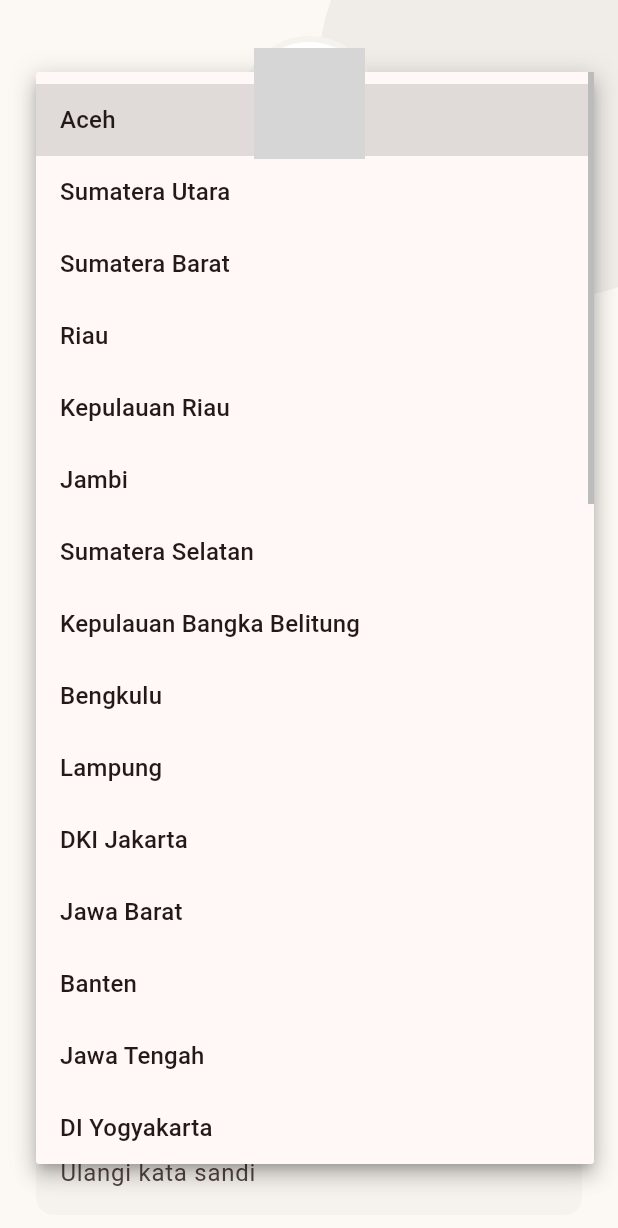
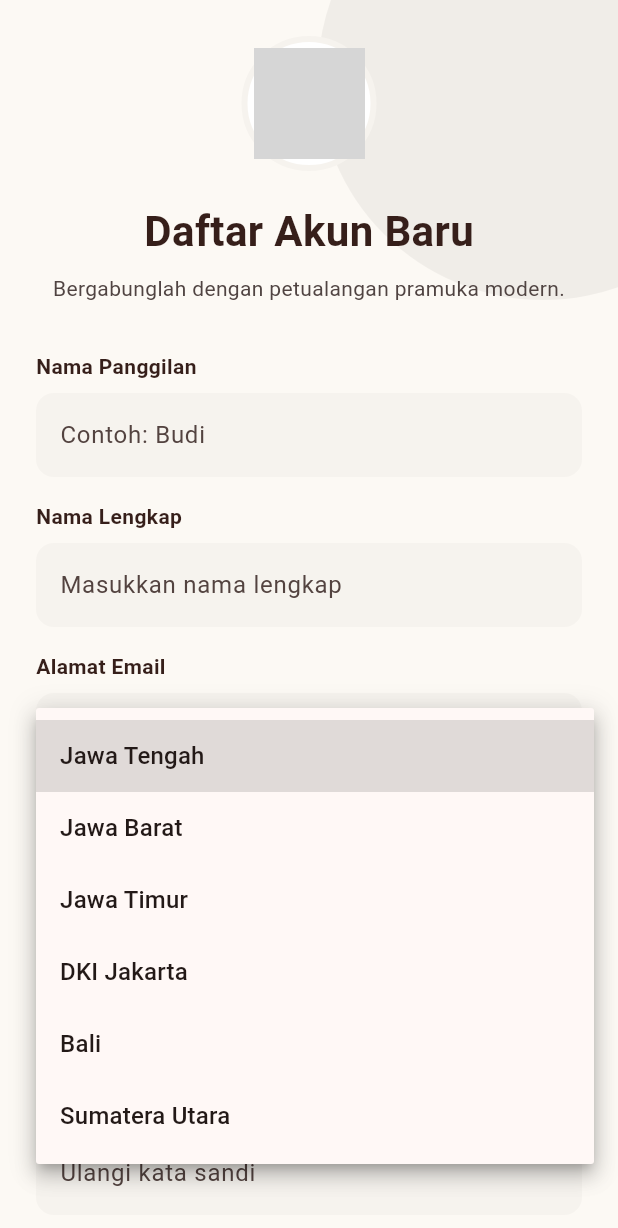
Before and after one commit to OhhMyScout/forntend_scoutity, a Flutter app: the RegisterView screen opened by its route, after a tap on "Pilih Provinsi", on a phone screen of 412 x 824 dp. Shown: the top 1228 px of the screen. Run offline on Flutter 3.47's test engine with Material 3 defaults, Android fonts, the phone set to English and light mode, and no system bars; our stand-ins replace get; network calls fail; Roboto replaces fonts that are missing (Poppins); grey boxes are pictures that could not be loaded.

Commit message:
integrasi login register dengan api backend

```diff
--- a/lib/app/modules/auth/register/controllers/register_controller.dart
+++ b/lib/app/modules/auth/register/controllers/register_controller.dart
@@ -1,78 +1,93 @@
-// lib/modules/register/register_controller.dart
+// lib/app/modules/auth/register/controllers/register_controller.dart
+import 'dart:convert';
 import 'package:flutter/material.dart';
 import 'package:get/get.dart';
-
+import 'package:http/http.dart' as http;
 import '../../../../routes/app_pages.dart';
 
 class RegisterController extends GetxController {
-  // TextEditingControllers
   final nicknameController = TextEditingController();
   final fullNameController = TextEditingController();
   final emailController = TextEditingController();
   final passwordController = TextEditingController();
   final confirmPasswordController = TextEditingController();
 
-  // Observables
   var selectedProvince = "".obs;
   var isPrivacyAccepted = false.obs;
-  var isPasswordVisible = false.obs;
+  var isLoading = false.obs; // Observable untuk loading state
 
-  final List<String> provinces = [
-    "Aceh",
-    "Sumatera Utara",
-    "Sumatera Barat",
-    "Riau",
-    "Kepulauan Riau",
-    "Jambi",
-    "Sumatera Selatan",
-    "Kepulauan Bangka Belitung",
-    "Bengkulu",
-    "Lampung",
-    "DKI Jakarta",
-    "Jawa Barat",
-    "Banten",
-    "Jawa Tengah",
-    "DI Yogyakarta",
-    "Jawa Timur",
-    "Bali",
-    "Nusa Tenggara Barat",
-    "Nusa Tenggara Timur",
-    "Kalimantan Barat",
-    "Kalimantan Tengah",
-    "Kalimantan Selatan",
-    "Kalimantan Timur",
-    "Kalimantan Utara",
-    "Sulawesi Utara",
-    "Gorontalo",
-    "Sulawesi Tengah",
-    "Sulawesi Barat",
-    "Sulawesi Selatan",
-    "Sulawesi Tenggara",
-    "Maluku",
-    "Maluku Utara",
-    "Papua",
-    "Papua Barat",
-    "Papua Selatan",
-    "Papua Tengah",
-    "Papua Pegunungan",
-    "Papua Barat Daya"
-  ];
+  // Ganti IP ini dengan IP Laptop kamu (contoh: 192.168.1.5)
+  // Jika pakai emulator Android standar, gunakan 10.0.2.2
+  final String baseUrl = "http://127.0.0.1:5000/api/register";
 
-  void togglePrivacy(bool? value) {
-    isPrivacyAccepted.value = value ?? false;
+  void register() async {
+    // 1. Validasi Sederhana
+    if (emailController.text.isEmpty || passwordController.text.isEmpty || nicknameController.text.isEmpty) {
+      Get.snackbar("Error", "Semua kolom wajib diisi",
+          snackPosition: SnackPosition.BOTTOM, backgroundColor: Colors.red, colorText: Colors.white);
+      return;
+    }
+
+    if (passwordController.text != confirmPasswordController.text) {
+      Get.snackbar("Error", "Konfirmasi password tidak cocok",
+          snackPosition: SnackPosition.BOTTOM, backgroundColor: Colors.red, colorText: Colors.white);
+      return;
+    }
+
+    if (!isPrivacyAccepted.value) {
+      Get.snackbar("Perhatian", "Anda harus menyetujui Kebijakan Privasi",
+          snackPosition: SnackPosition.BOTTOM);
+      return;
+    }
+
+    try {
+      isLoading.value = true;
+
+      // 2. Siapkan Request Body sesuai API Flask
+      final Map<String, dynamic> registerData = {
+        "username": nicknameController.text,
+        "fullname": fullNameController.text,
+        "email": emailController.text,
+        "password": passwordController.text,
+        "provinsi": selectedProvince.value,
+        "role": "user",
+        "images": "default_profile.png" // Sesuai default di backend
+      };
+
+      // 3. Eksekusi API Call
+      final response = await http.post(
+        Uri.parse(baseUrl),
+        headers: {"Content-Type": "application/json"},
+        body: jsonEncode(registerData),
+      );
+
+      final result = jsonDecode(response.body);
+
+      if (response.statusCode == 201) {
+        // Berhasil!
+        Get.snackbar("Sukses", "Akun berhasil didaftarkan!",
+            backgroundColor: Colors.green, colorText: Colors.white);
+
+        // Simpan token ke local storage jika perlu sebelum pindah
+        // Contoh: GetStorage().write('token', result['token']);
+
+        Get.offAllNamed(Routes.HOME);
+      } else {
+        // Gagal dari sisi server (email sudah ada, dsb)
+        Get.snackbar("Gagal", result['message'] ?? "Terjadi kesalahan",
+            backgroundColor: Colors.orange, colorText: Colors.white);
+      }
+    } catch (e) {
+      Get.snackbar("Error", "Tidak dapat terhubung ke server. Cek koneksi & IP API.",
+          backgroundColor: Colors.red, colorText: Colors.white);
+      print("Error API: $e");
+    } finally {
+      isLoading.value = false;
+    }
   }
 
-  void register() {
-    if (!isPrivacyAccepted.value) {
-      Get.snackbar("Perhatian", "Anda harus menyetujui Kebijakan Privasi");
-      return;
-    }
-    // Implementasi logika pendaftaran (API Call)
-    print("Daftar: ${nicknameController.text}");
-    Get.offAllNamed(Routes.HOME);
-  }
-
-  void goToLogin() => Get.back(); // Kembali ke halaman sebelumnya (Login)
+  void togglePrivacy(bool? value) => isPrivacyAccepted.value = value ?? false;
+  void goToLogin() => Get.back();
 
   @override
   void onClose() {
@@ -83,4 +98,6 @@ class RegisterController extends GetxController {
     confirmPasswordController.dispose();
     super.onClose();
   }
+
+  final List<String> provinces = ["Jawa Tengah", "Jawa Barat", "Jawa Timur", "DKI Jakarta", "Bali", "Sumatera Utara"];
 }
--- a/lib/app/modules/auth/register/views/register_view.dart
+++ b/lib/app/modules/auth/register/views/register_view.dart
@@ -79,7 +79,7 @@ class RegisterView extends GetView<RegisterController> {
         _customField("Nama Lengkap", "Masukkan nama lengkap", controller.fullNameController, inputBg),
         _customField("Alamat Email", "nama@email.com", controller.emailController, inputBg),
 
-        // Province Dropdown
+        // Province Dropdown dengan konsistensi spasi eksternal (SizedBox)
         const Text("Provinsi", style: TextStyle(fontWeight: FontWeight.bold, color: Color(0xFF361F1A))),
         const SizedBox(height: 8),
         Obx(() => Container(
@@ -95,8 +95,8 @@ class RegisterView extends GetView<RegisterController> {
             ),
           ),
         )),
+        const SizedBox(height: 16), // Memberikan jarak setelah dropdown agar konsisten dengan _customField
 
-        const SizedBox(height: 16),
         _customField("Kata Sandi", "Masukkan kata sandi", controller.passwordController, inputBg, isPassword: true),
         _customField("Konfirmasi Kata Sandi", "Ulangi kata sandi", controller.confirmPasswordController, inputBg, isPassword: true),
 
@@ -124,12 +124,27 @@ class RegisterView extends GetView<RegisterController> {
         ),
 
         const SizedBox(height: 24),
+
+        // Submit Button dengan status loading yang reaktif
         SizedBox(
           width: double.infinity, height: 52,
-          child: ElevatedButton(
-            onPressed: controller.register,
-            style: ElevatedButton.styleFrom(backgroundColor: primary, shape: const StadiumBorder()),
-            child: const Row(
+          child: Obx(() => ElevatedButton(
+            onPressed: controller.isLoading.value ? null : controller.register,
+            style: ElevatedButton.styleFrom(
+              backgroundColor: primary,
+              shape: const StadiumBorder(),
+              disabledBackgroundColor: primary.withOpacity(0.6), // Warna saat loading aktif
+            ),
+            child: controller.isLoading.value
+                ? const SizedBox(
+                    width: 24,
+                    height: 24,
+                    child: CircularProgressIndicator(
+                      color: Colors.white,
+                      strokeWidth: 3,
+                    ),
+                  )
+                : const Row(
                     mainAxisAlignment: MainAxisAlignment.center,
                     children: [
                       Text("Daftar Sekarang", style: TextStyle(color: Colors.white, fontWeight: FontWeight.bold)),
@@ -137,7 +152,7 @@ class RegisterView extends GetView<RegisterController> {
                       Icon(Icons.arrow_forward, size: 20, color: Colors.white),
                     ],
                   ),
-          ),
+          )),
         ),
       ],
     );
--- a/lib/app/modules/profile/beranda_profile/views/beranda_profile_view.dart
+++ b/lib/app/modules/profile/beranda_profile/views/beranda_profile_view.dart
@@ -461,7 +461,7 @@ class BerandaProfileView
                 ),
               ),
             ),
-            onPressed: () {},
+            onPressed: () => controller.logout(),
             icon: const Icon(
               Icons.logout,
             ),
--- a/pubspec.yaml
+++ b/pubspec.yaml
@@ -36,6 +36,7 @@ dependencies:
   cupertino_icons: ^1.0.8
   get: ^4.7.3
   url_launcher: ^6.3.2
+  http: ^1.6.0
 
 dev_dependencies:
   flutter_test:
```
Also changed, not shown: lib/app/modules/auth/login/controllers/login_controller.dart (+37 -4 lines), lib/app/modules/auth/login/views/login_view.dart (+27 -13 lines), lib/app/modules/profile/beranda_profile/controllers/beranda_profile_controller.dart (+5 -0 lines), pubspec.lock, 1 other file. Lines whose indentation alone changed are shown as unchanged.
